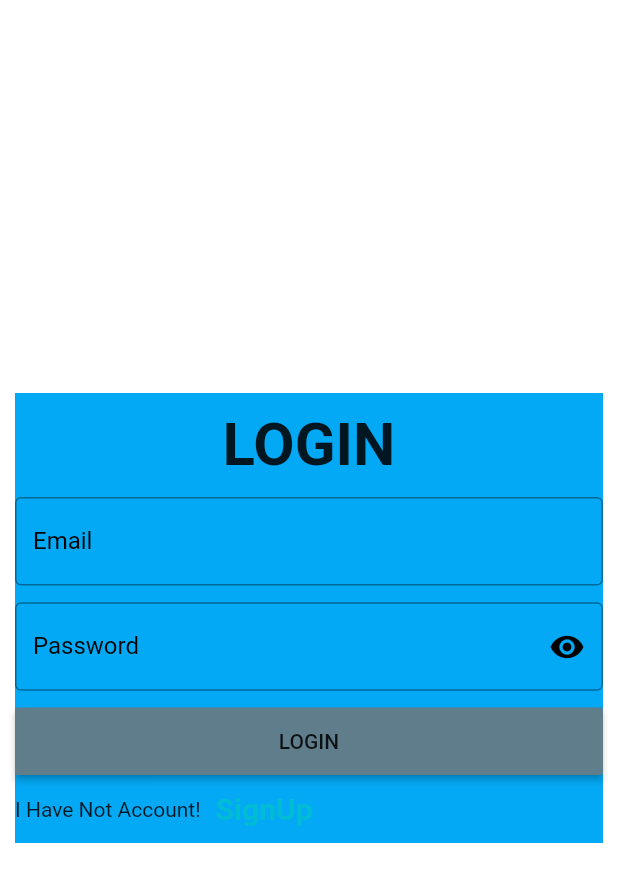
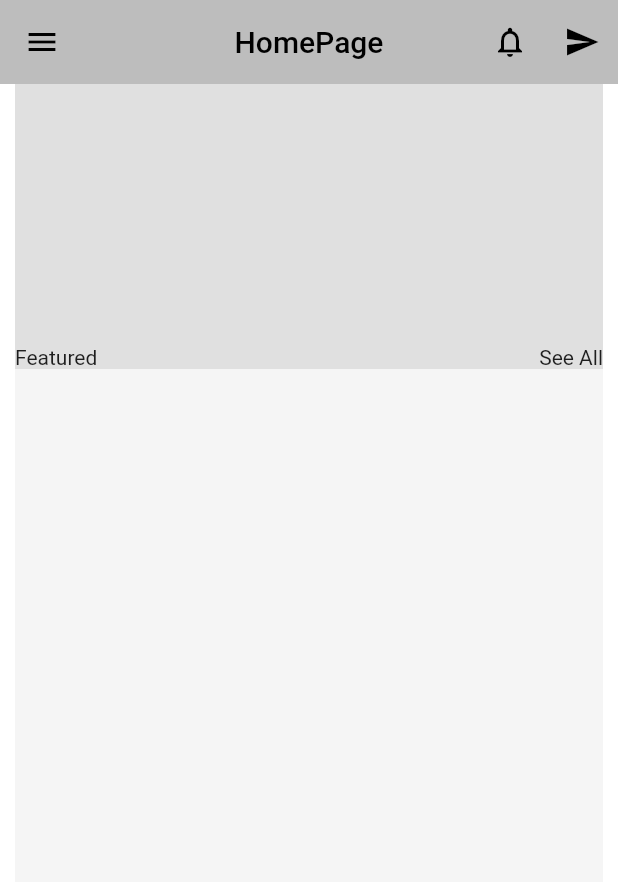
Before and after one commit to TNNam1408/E_Commerce_Flutter, a Flutter app: the screen it shows after launch, on a phone screen of 412 x 824 dp. Shown: the top 882 px of the screen. Run offline on Flutter 3.47's test engine with Material 2 defaults, Android fonts, the phone set to English and light mode, and no system bars; our stand-ins replace firebase_auth; accounts and stored records are empty.

Commit message:
tram cam vl

```diff
--- a/lib/main.dart
+++ b/lib/main.dart
@@ -1,3 +1,4 @@
+import 'package:e_commerce/screens/homepage.dart';
 import 'package:e_commerce/screens/login.dart';
 import 'package:e_commerce/screens/signup.dart';
 import 'package:flutter/material.dart';
@@ -17,7 +18,7 @@ class MyApp extends StatelessWidget {
         scaffoldBackgroundColor: Colors.white,
         visualDensity: VisualDensity.adaptivePlatformDensity,
       ),
-      home: Login(),
+      home: HomePage(),
     );
   }
 }
--- a/lib/screens/homepage.dart
+++ b/lib/screens/homepage.dart
@@ -0,0 +1,60 @@
+import 'package:flutter/material.dart';
+
+class HomePage extends StatefulWidget {
+
+  @override
+  _HomePageState createState() => _HomePageState();
+}
+final GlobalKey<ScaffoldState> _scaffoldKey = GlobalKey<ScaffoldState>();
+class _HomePageState extends State<HomePage> {
+
+  @override
+  Widget build(BuildContext context) {
+    return Scaffold(
+      key: _scaffoldKey,
+      drawer: Drawer(),
+      appBar: AppBar(
+        title: Text("HomePage",
+        style: TextStyle(color: Colors.black),),
+        centerTitle:  true,
+        elevation:  0.0,
+        backgroundColor: Colors.grey[400],
+        leading: IconButton(onPressed: (){
+          _scaffoldKey.currentState.openDrawer();
+        },
+            icon: Icon(Icons.menu, color: Colors.black,)),
+        actions: [
+          IconButton(onPressed: (){}, icon: Icon(Icons.notifications_none,color: Colors.black)),
+          IconButton(onPressed: (){}, icon: Icon(Icons.send,color: Colors.black)),
+        ],
+      ),
+      body: Container(
+        height: double.infinity,
+        width: double.infinity,
+        margin: EdgeInsets.symmetric(horizontal: 10),
+        color: Colors.grey[100],
+        child: Column(
+          children: [
+            Container(
+              height: 190,
+              width: double.infinity,
+               color: Colors.grey[300],
+              child: Column(
+                mainAxisAlignment: MainAxisAlignment.end,
+                children: [
+                  Row(
+                    mainAxisAlignment: MainAxisAlignment.spaceBetween,
+                    children: [
+                      Text("Featured"),
+                      Text("See All"),
+                    ],
+                  ),
+                ],
+              ),
+            ),
+          ],
+        ),
+      ),
+    );
+  }
+}
```
